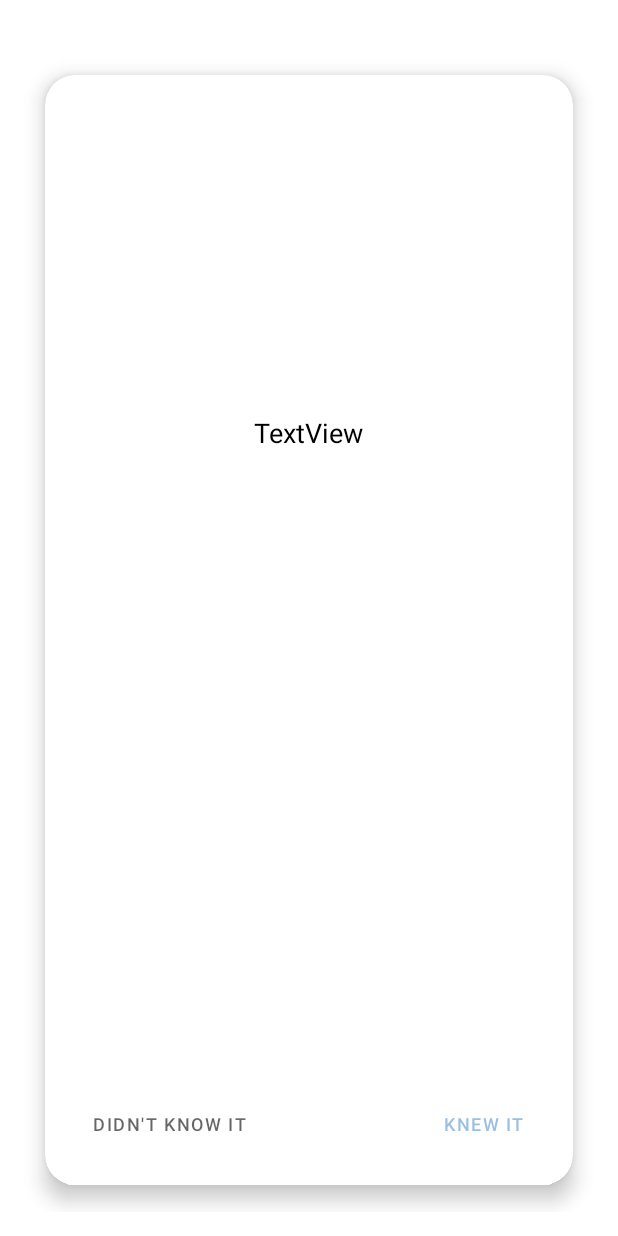
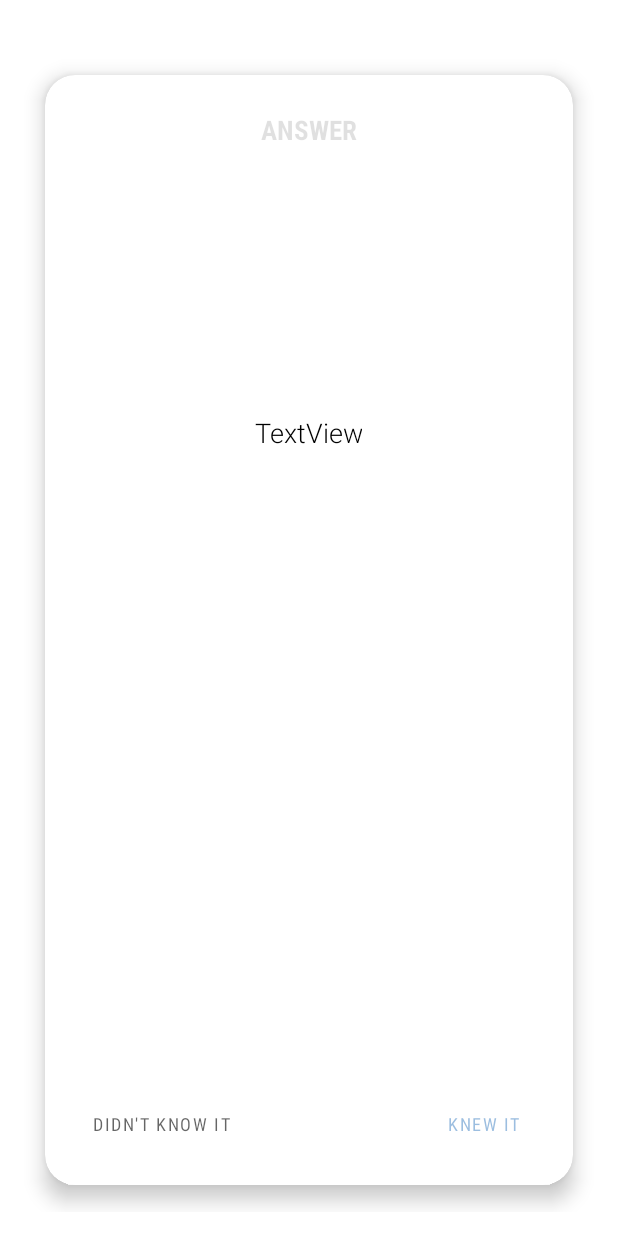
Before and after one commit to pranavmswamy/flashcards-android-app, an Android app: the layout flash_card_layout_back.xml on its own in the app's theme, with its tools: preview values and no code run, on a phone screen of 412 x 824 dp. Run offline under Robolectric (Android 15) with nearby library versions, the phone set to English and light mode, and no system bars.

```diff
--- a/app/src/main/res/layout/flash_card_layout_back.xml
+++ b/app/src/main/res/layout/flash_card_layout_back.xml
@@ -34,6 +34,7 @@
                 android:layout_marginTop="16dp"
                 android:layout_marginEnd="16dp"
                 android:layout_marginBottom="16dp"
+                android:fontFamily="sans-serif-light"
                 android:gravity="center_horizontal|center_vertical"
                 android:text="TextView"
                 android:textColor="@color/black"
@@ -50,6 +51,7 @@
                 android:layout_width="wrap_content"
                 android:layout_height="wrap_content"
                 android:background="@android:color/transparent"
+                android:fontFamily="sans-serif-condensed"
                 android:paddingTop="2dp"
                 android:text="DIDN'T KNOW IT"
                 android:textAlignment="center"
@@ -63,6 +65,7 @@
                 android:layout_width="wrap_content"
                 android:layout_height="wrap_content"
                 android:background="@android:color/transparent"
+                android:fontFamily="sans-serif-condensed"
                 android:paddingTop="2dp"
                 android:text="KNEW IT"
                 android:textColor="@color/muted_main_bg"
@@ -70,6 +73,20 @@
                 app:layout_constraintBottom_toBottomOf="parent"
                 app:layout_constraintEnd_toEndOf="parent" />
 
+            <TextView
+                android:id="@+id/txtAnswer"
+                android:layout_width="wrap_content"
+                android:layout_height="wrap_content"
+                android:layout_marginTop="8dp"
+                android:fontFamily="sans-serif-condensed"
+                android:text="ANSWER"
+                android:textColor="@color/material_on_surface_stroke"
+                android:textSize="18sp"
+                android:textStyle="bold"
+                app:layout_constraintEnd_toEndOf="parent"
+                app:layout_constraintStart_toStartOf="parent"
+                app:layout_constraintTop_toTopOf="parent" />
+
         </androidx.constraintlayout.widget.ConstraintLayout>
     </androidx.cardview.widget.CardView>
 </FrameLayout>
--- a/app/src/main/res/layout/flash_card_layout_front.xml
+++ b/app/src/main/res/layout/flash_card_layout_front.xml
@@ -41,7 +41,7 @@
                 android:layout_marginTop="32dp"
                 android:layout_marginEnd="32dp"
                 android:layout_marginBottom="32dp"
-                android:fontFamily="sans-serif-light"
+                android:fontFamily="sans-serif-condensed-light"
                 android:gravity="center|center_horizontal|center_vertical"
                 android:text="TextView"
                 android:textColor="@color/black"
@@ -58,6 +58,7 @@
                 android:layout_width="wrap_content"
                 android:layout_height="wrap_content"
                 android:layout_marginBottom="16dp"
+                android:fontFamily="sans-serif-condensed"
                 android:text="TAP TO SEE"
                 android:textColor="@color/material_on_surface_stroke"
                 android:textSize="18sp"
```
Also changed, not shown: app/src/main/java/com/example/testmaxflashcards/CardsActivity.java (+55 -28 lines).
